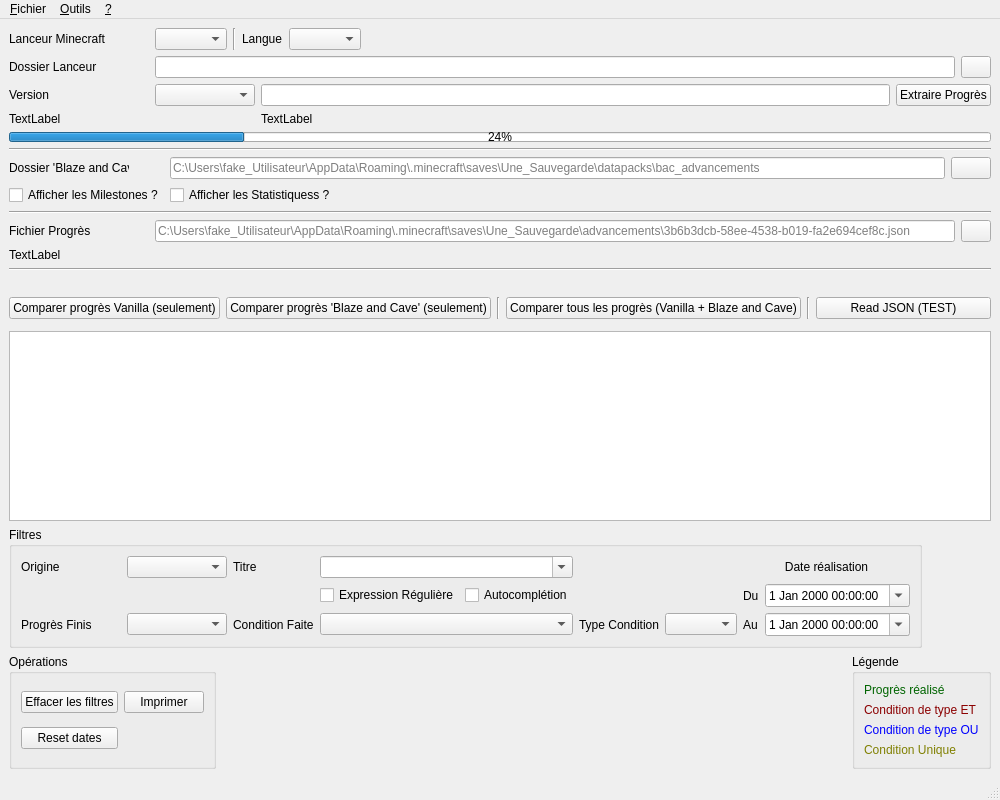
Chucky2401/Minecraft-Advancements, file Minecraft_Advancements/frm_principale.ui: the form before one commit.
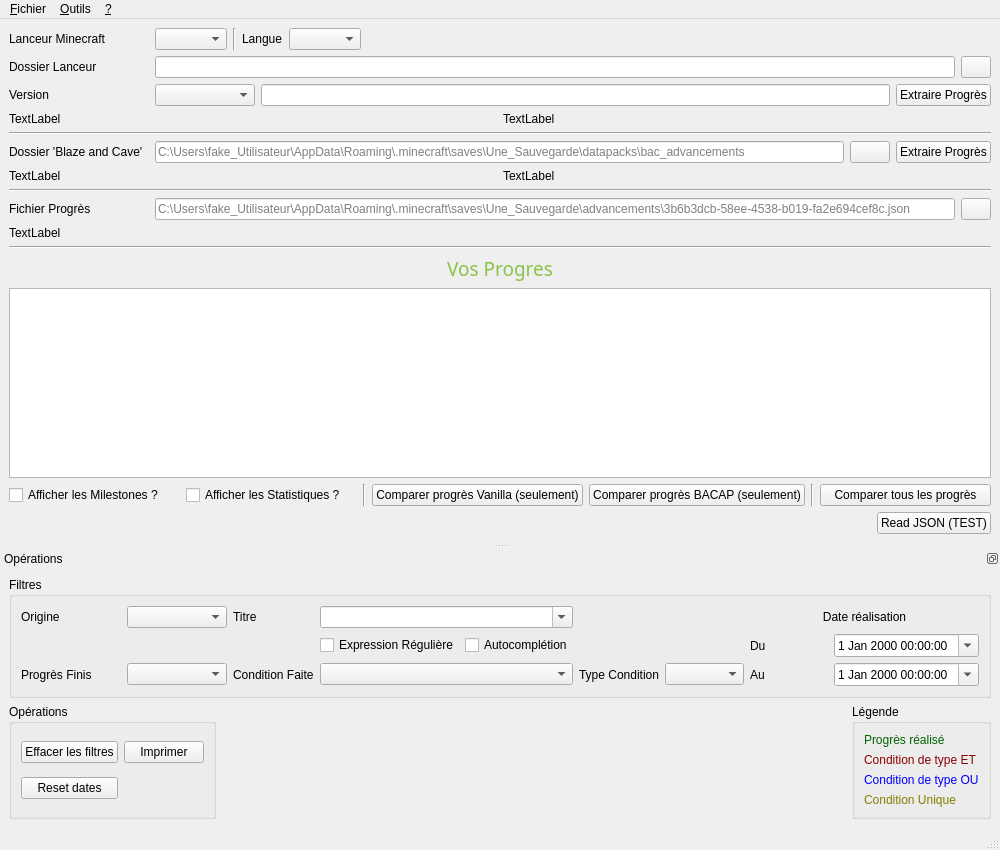
The form after the commit. Icons and pictures are not drawn.

Patch:
```diff
--- a/Minecraft_Advancements/frm_principale.ui
+++ b/Minecraft_Advancements/frm_principale.ui
@@ -7,7 +7,7 @@
     <x>0</x>
     <y>0</y>
     <width>1000</width>
-    <height>800</height>
+    <height>850</height>
    </rect>
   </property>
   <property name="windowTitle">
@@ -142,6 +142,16 @@
         </property>
        </widget>
       </item>
+      <item row="0" column="2">
+       <widget class="QLineEdit" name="qleCheminVersion">
+        <property name="cursor">
+         <cursorShape>ArrowCursor</cursorShape>
+        </property>
+        <property name="readOnly">
+         <bool>true</bool>
+        </property>
+       </widget>
+      </item>
       <item row="0" column="0">
        <widget class="QLabel" name="qlVersion">
         <property name="minimumSize">
@@ -161,51 +171,8 @@
         </property>
        </widget>
       </item>
-      <item row="1" column="2">
-       <widget class="QLabel" name="qlDernierImport">
-        <property name="text">
-         <string>TextLabel</string>
-        </property>
-       </widget>
-      </item>
-      <item row="0" column="2">
-       <widget class="QLineEdit" name="qleCheminVersion">
-        <property name="cursor">
-         <cursorShape>ArrowCursor</cursorShape>
-        </property>
-        <property name="readOnly">
-         <bool>true</bool>
-        </property>
-       </widget>
-      </item>
-      <item row="1" column="0" colspan="2">
-       <widget class="QLabel" name="qlAdvancementsExtrait">
-        <property name="text">
-         <string>TextLabel</string>
-        </property>
-       </widget>
-      </item>
-      <item row="2" column="0" colspan="5">
-       <widget class="QProgressBar" name="qpbExtraireProgresVanilla">
-        <property name="maximumSize">
-         <size>
-          <width>16777215</width>
-          <height>10</height>
-         </size>
-        </property>
-        <property name="value">
-         <number>24</number>
-        </property>
-        <property name="orientation">
-         <enum>Qt::Horizontal</enum>
-        </property>
-        <property name="invertedAppearance">
-         <bool>false</bool>
-        </property>
-       </widget>
-      </item>
       <item row="0" column="3" colspan="2">
-       <widget class="QPushButton" name="qpbExtraireProgres">
+       <widget class="QPushButton" name="qpbExtraireProgresVanilla">
         <property name="text">
          <string>Extraire Progrès</string>
         </property>
@@ -213,6 +180,27 @@
       </item>
      </layout>
     </item>
+    <item>
+     <layout class="QHBoxLayout" name="horizontalLayout_2">
+      <property name="topMargin">
+       <number>0</number>
+      </property>
+      <item>
+       <widget class="QLabel" name="qlAdvancementsVanillaExtrait">
+        <property name="text">
+         <string>TextLabel</string>
+        </property>
+       </widget>
+      </item>
+      <item>
+       <widget class="QLabel" name="qlDernierImportVanilla">
+        <property name="text">
+         <string>TextLabel</string>
+        </property>
+       </widget>
+      </item>
+     </layout>
+    </item>
     <item>
      <widget class="Line" name="line">
       <property name="orientation">
@@ -240,7 +228,7 @@
        <widget class="QLabel" name="qlDossierBlazeandcave">
         <property name="minimumSize">
          <size>
-          <width>120</width>
+          <width>140</width>
           <height>0</height>
          </size>
         </property>
@@ -255,13 +243,6 @@
         </property>
        </widget>
       </item>
-      <item row="2" column="1">
-       <widget class="QCheckBox" name="qcbStatistiques">
-        <property name="text">
-         <string>Afficher les Statistiquess ?</string>
-        </property>
-       </widget>
-      </item>
       <item row="0" column="1">
        <widget class="QLineEdit" name="qleDossierBlazeandcave">
         <property name="cursor">
@@ -275,16 +256,31 @@
         </property>
        </widget>
       </item>
-      <item row="2" column="0">
-       <widget class="QCheckBox" name="qcbMilestones">
-        <property name="minimumSize">
-         <size>
-          <width>140</width>
-          <height>0</height>
-         </size>
+      <item row="0" column="3">
+       <widget class="QPushButton" name="qpbExtraireProgresBacap">
+        <property name="text">
+         <string>Extraire Progrès</string>
         </property>
+       </widget>
+      </item>
+     </layout>
+    </item>
+    <item>
+     <layout class="QHBoxLayout" name="horizontalLayout">
+      <property name="topMargin">
+       <number>0</number>
+      </property>
+      <item>
+       <widget class="QLabel" name="qlAdvancementsBacapExtrait">
         <property name="text">
-         <string>Afficher les Milestones ?</string>
+         <string>TextLabel</string>
+        </property>
+       </widget>
+      </item>
+      <item>
+       <widget class="QLabel" name="qlDernierImportBacap">
+        <property name="text">
+         <string>TextLabel</string>
         </property>
        </widget>
       </item>
@@ -302,23 +298,6 @@
       <property name="topMargin">
        <number>0</number>
       </property>
-      <item row="1" column="2">
-       <widget class="QPushButton" name="qpbSelectionFichierProgres">
-        <property name="maximumSize">
-         <size>
-          <width>30</width>
-          <height>16777215</height>
-         </size>
-        </property>
-        <property name="text">
-         <string/>
-        </property>
-        <property name="icon">
-         <iconset resource="img.qrc">
-          <normaloff>:/img/folder_24px_black.png</normaloff>:/img/folder_24px_black.png</iconset>
-        </property>
-       </widget>
-      </item>
       <item row="1" column="1">
        <widget class="QLineEdit" name="qleFichierProgres">
         <property name="maximumSize">
@@ -360,7 +339,24 @@
         </property>
        </widget>
       </item>
-      <item row="2" column="0">
+      <item row="1" column="2">
+       <widget class="QPushButton" name="qpbSelectionFichierProgres">
+        <property name="maximumSize">
+         <size>
+          <width>30</width>
+          <height>16777215</height>
+         </size>
+        </property>
+        <property name="text">
+         <string/>
+        </property>
+        <property name="icon">
+         <iconset resource="img.qrc">
+          <normaloff>:/img/folder_24px_black.png</normaloff>:/img/folder_24px_black.png</iconset>
+        </property>
+       </widget>
+      </item>
+      <item row="2" column="0" colspan="2">
        <widget class="QLabel" name="qlProgresPersoOuvert">
         <property name="text">
          <string>TextLabel</string>
@@ -377,53 +373,72 @@
      </widget>
     </item>
     <item>
-     <layout class="QHBoxLayout" name="horizontalLayout_8">
-      <property name="topMargin">
-       <number>0</number>
+     <widget class="QLabel" name="label_14">
+      <property name="font">
+       <font>
+        <family>Minecrafter</family>
+        <pointsize>10</pointsize>
+       </font>
       </property>
-      <property name="bottomMargin">
-       <number>0</number>
+      <property name="text">
+       <string>&lt;html&gt;&lt;head/&gt;&lt;body&gt;&lt;p align=&quot;center&quot;&gt;&lt;span style=&quot; font-size:14pt; color:#8bc34a;&quot;&gt;Vos Progres&lt;/span&gt;&lt;/p&gt;&lt;/body&gt;&lt;/html&gt;</string>
       </property>
-      <item>
-       <spacer name="horizontalSpacer">
-        <property name="orientation">
-         <enum>Qt::Horizontal</enum>
-        </property>
-        <property name="sizeHint" stdset="0">
-         <size>
-          <width>40</width>
-          <height>20</height>
-         </size>
-        </property>
-       </spacer>
+      <property name="textFormat">
+       <enum>Qt::RichText</enum>
+      </property>
+      <property name="scaledContents">
+       <bool>false</bool>
+      </property>
+     </widget>
       </item>
       <item>
-       <layout class="QVBoxLayout" name="verticalLayout_2">
-        <property name="topMargin">
-         <number>0</number>
-        </property>
-       </layout>
-      </item>
-      <item>
-       <spacer name="horizontalSpacer_2">
-        <property name="orientation">
-         <enum>Qt::Horizontal</enum>
-        </property>
-        <property name="sizeHint" stdset="0">
-         <size>
-          <width>40</width>
-          <height>20</height>
-         </size>
-        </property>
-       </spacer>
-      </item>
-     </layout>
+     <widget class="QTableView" name="tableView">
+      <property name="sizeAdjustPolicy">
+       <enum>QAbstractScrollArea::AdjustIgnored</enum>
+      </property>
+      <property name="editTriggers">
+       <set>QAbstractItemView::NoEditTriggers</set>
+      </property>
+      <property name="alternatingRowColors">
+       <bool>true</bool>
+      </property>
+      <property name="sortingEnabled">
+       <bool>true</bool>
+      </property>
+     </widget>
     </item>
     <item>
      <layout class="QHBoxLayout" name="horizontalLayout_5">
       <property name="topMargin">
        <number>0</number>
       </property>
+      <item>
+       <widget class="QCheckBox" name="qcbMilestones">
+        <property name="minimumSize">
+         <size>
+          <width>140</width>
+          <height>0</height>
+         </size>
+        </property>
+        <property name="text">
+         <string>Afficher les Milestones ?</string>
+        </property>
+       </widget>
+      </item>
+      <item>
+       <widget class="QCheckBox" name="qcbStatistiques">
+        <property name="text">
+         <string>Afficher les Statistiques ?</string>
+        </property>
+       </widget>
+      </item>
+      <item>
+       <widget class="Line" name="line_6">
+        <property name="orientation">
+         <enum>Qt::Vertical</enum>
+        </property>
+       </widget>
+      </item>
       <item>
        <widget class="QPushButton" name="qpbReadJSONsVanilla">
         <property name="text">
@@ -434,7 +449,7 @@
       <item>
        <widget class="QPushButton" name="qpbReadJSONsBlazeandcave">
         <property name="text">
-         <string>Comparer progrès 'Blaze and Cave' (seulement)</string>
+         <string>Comparer progrès BACAP (seulement)</string>
         </property>
        </widget>
       </item>
@@ -448,16 +463,29 @@
       <item>
        <widget class="QPushButton" name="qpbReadAllJSONs">
         <property name="text">
-         <string>Comparer tous les progrès (Vanilla + Blaze and Cave)</string>
+         <string>Comparer tous les progrès</string>
         </property>
        </widget>
       </item>
+     </layout>
+    </item>
       <item>
-       <widget class="Line" name="lineInDebug">
+     <layout class="QHBoxLayout" name="horizontalLayout_3">
+      <property name="topMargin">
+       <number>0</number>
+      </property>
+      <item>
+       <spacer name="horizontalSpacer">
         <property name="orientation">
-         <enum>Qt::Vertical</enum>
+         <enum>Qt::Horizontal</enum>
         </property>
-       </widget>
+        <property name="sizeHint" stdset="0">
+         <size>
+          <width>40</width>
+          <height>20</height>
+         </size>
+        </property>
+       </spacer>
       </item>
       <item>
        <widget class="QPushButton" name="qpbReadJSON">
@@ -468,32 +496,68 @@
       </item>
      </layout>
     </item>
-    <item>
-     <widget class="QStackedWidget" name="stackedWidget">
-      <widget class="QWidget" name="page"/>
-      <widget class="QWidget" name="page_2"/>
-     </widget>
-    </item>
-    <item>
-     <widget class="QTableView" name="tableView">
-      <property name="sizeAdjustPolicy">
-       <enum>QAbstractScrollArea::AdjustIgnored</enum>
-      </property>
-      <property name="editTriggers">
-       <set>QAbstractItemView::NoEditTriggers</set>
-      </property>
-      <property name="alternatingRowColors">
-       <bool>true</bool>
-      </property>
-      <property name="sortingEnabled">
-       <bool>true</bool>
-      </property>
-     </widget>
-    </item>
-    <item>
-     <layout class="QHBoxLayout" name="horizontalLayout_7">
-      <property name="topMargin">
-       <number>0</number>
+   </layout>
+  </widget>
+  <widget class="QMenuBar" name="qmbMenuPrincipal">
+   <property name="geometry">
+    <rect>
+     <x>0</x>
+     <y>0</y>
+     <width>1000</width>
+     <height>21</height>
+    </rect>
+   </property>
+   <widget class="QMenu" name="qmFichier">
+    <property name="title">
+     <string>&amp;Fichier</string>
+    </property>
+    <addaction name="qaQuitter"/>
+   </widget>
+   <widget class="QMenu" name="qmOutils">
+    <property name="title">
+     <string>&amp;Outils</string>
+    </property>
+    <addaction name="qaImprimerVue"/>
+    <addaction name="qaSettings"/>
+   </widget>
+   <widget class="QMenu" name="qmAide">
+    <property name="title">
+     <string>&amp;?</string>
+    </property>
+    <addaction name="qaUpdate"/>
+    <addaction name="qaAbout"/>
+   </widget>
+   <addaction name="qmFichier"/>
+   <addaction name="qmOutils"/>
+   <addaction name="qmAide"/>
+  </widget>
+  <widget class="QStatusBar" name="statusbar"/>
+  <widget class="QDockWidget" name="qdwOpe">
+   <property name="minimumSize">
+    <size>
+     <width>846</width>
+     <height>0</height>
+    </size>
+   </property>
+   <property name="floating">
+    <bool>false</bool>
+   </property>
+   <property name="features">
+    <set>QDockWidget::DockWidgetFloatable|QDockWidget::DockWidgetMovable</set>
+   </property>
+   <property name="windowTitle">
+    <string>Opérations</string>
+   </property>
+   <attribute name="dockWidgetArea">
+    <number>8</number>
+   </attribute>
+   <widget class="QWidget" name="dockWidgetContents_2">
+    <property name="autoFillBackground">
+     <bool>false</bool>
+    </property>
+    <layout class="QVBoxLayout" name="verticalLayout_2">
+     <property name="sizeConstraint">
+      <enum>QLayout::SetNoConstraint</enum>
       </property>
       <item>
        <widget class="QGroupBox" name="qgbFiltres">
@@ -507,6 +571,9 @@
          <string>Filtres</string>
         </property>
         <layout class="QGridLayout" name="gridLayout_3">
+        <property name="sizeConstraint">
+         <enum>QLayout::SetNoConstraint</enum>
+        </property>
          <item row="0" column="2">
           <widget class="QLabel" name="label">
            <property name="minimumSize">
@@ -704,22 +771,10 @@
        </widget>
       </item>
       <item>
-       <spacer name="horizontalSpacer_4">
-        <property name="orientation">
-         <enum>Qt::Horizontal</enum>
-        </property>
-        <property name="sizeHint" stdset="0">
-         <size>
-          <width>40</width>
-          <height>20</height>
-         </size>
-        </property>
-       </spacer>
-      </item>
-     </layout>
-    </item>
-    <item>
      <layout class="QHBoxLayout" name="horizontalLayout_9">
+       <property name="sizeConstraint">
+        <enum>QLayout::SetNoConstraint</enum>
+       </property>
       <property name="topMargin">
        <number>0</number>
       </property>
@@ -729,6 +784,9 @@
          <string>Opérations</string>
         </property>
         <layout class="QGridLayout" name="gridLayout_4">
+          <property name="sizeConstraint">
+           <enum>QLayout::SetNoConstraint</enum>
+          </property>
          <item row="0" column="0">
           <widget class="QPushButton" name="qpbClearFilter">
            <property name="text">
@@ -784,6 +842,9 @@
          <string>Légende</string>
         </property>
         <layout class="QGridLayout" name="gridLayout_5">
+          <property name="sizeConstraint">
+           <enum>QLayout::SetNoConstraint</enum>
+          </property>
          <item row="2" column="0">
           <widget class="QLabel" name="label_8">
            <property name="text">
@@ -831,40 +892,7 @@
     </item>
    </layout>
   </widget>
-  <widget class="QMenuBar" name="qmbMenuPrincipal">
-   <property name="geometry">
-    <rect>
-     <x>0</x>
-     <y>0</y>
-     <width>1000</width>
-     <height>21</height>
-    </rect>
-   </property>
-   <widget class="QMenu" name="qmFichier">
-    <property name="title">
-     <string>&amp;Fichier</string>
-    </property>
-    <addaction name="qaQuitter"/>
-   </widget>
-   <widget class="QMenu" name="qmOutils">
-    <property name="title">
-     <string>&amp;Outils</string>
-    </property>
-    <addaction name="qaImprimerVue"/>
-    <addaction name="qaSettings"/>
-   </widget>
-   <widget class="QMenu" name="qmAide">
-    <property name="title">
-     <string>&amp;?</string>
-    </property>
-    <addaction name="qaUpdate"/>
-    <addaction name="qaAbout"/>
-   </widget>
-   <addaction name="qmFichier"/>
-   <addaction name="qmOutils"/>
-   <addaction name="qmAide"/>
-  </widget>
-  <widget class="QStatusBar" name="statusbar"/>
+  </widget>
   <action name="qaQuitter">
    <property name="icon">
     <iconset resource="img.qrc">
```
Lines whose indentation alone changed are shown as unchanged.
